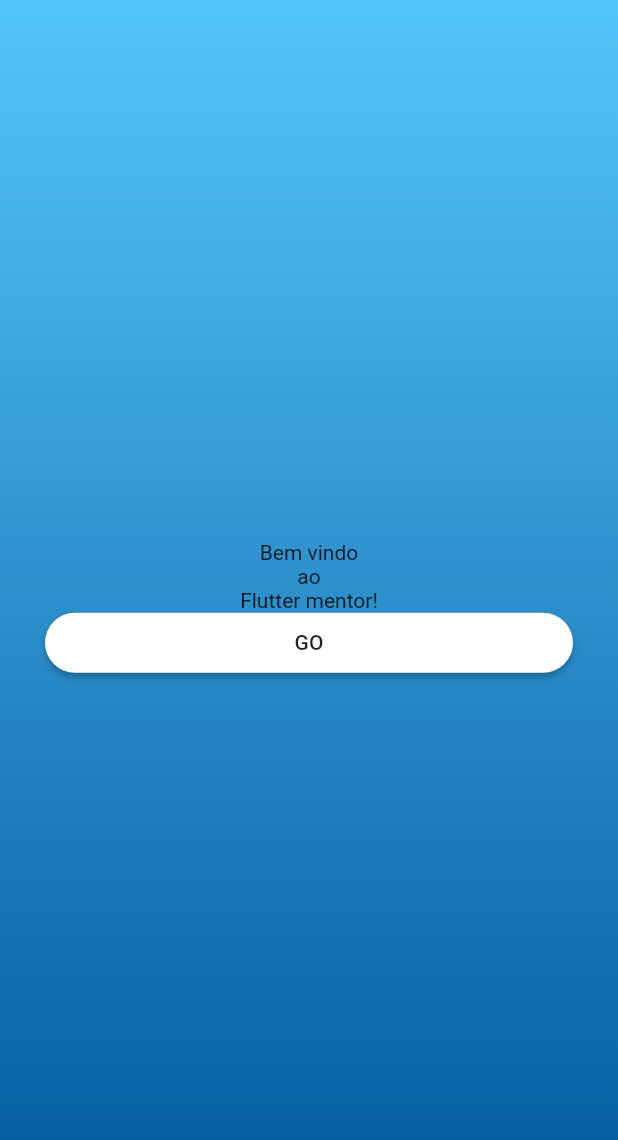
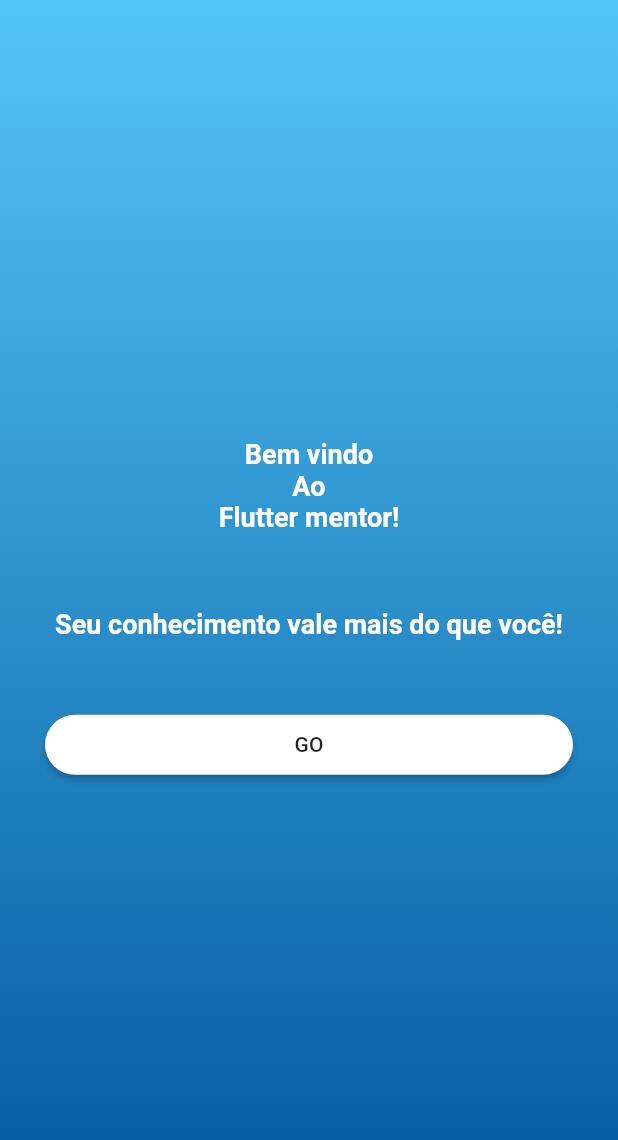
Before and after one commit to RafaelBarbosatec/MentorFlutter, a Flutter app: the BemVindoView screen opened directly, on a phone screen of 412 x 824 dp. Shown: the top 1140 px of the screen. Run offline on Flutter 3.47's test engine with Material 2 defaults, Android fonts, the phone set to English and light mode, and no system bars; our stand-ins replace firebase_auth, google_sign_in; accounts and stored records are empty.

Commit message:
Bem vindo

```diff
--- a/lib/pages/bem_vindo/bem_vindo.dart
+++ b/lib/pages/bem_vindo/bem_vindo.dart
@@ -21,9 +21,19 @@ class BemVindoView extends StatelessWidget {
           child: Column(
             mainAxisSize: MainAxisSize.min,
             children: <Widget>[
-              Text("Bem vindo\nao\nFlutter mentor!",
-                textAlign: TextAlign.center,
-
+              Container(
+                margin: EdgeInsets.only(bottom: 50.0),
+                child: Text("Bem vindo\nAo\nFlutter mentor!",
+                  textAlign: TextAlign.center,
+                  style: TextStyle(color: Colors.white, fontWeight: FontWeight.bold, fontSize: 18.0),
+                ),
+              ),
+              Container(
+                margin: EdgeInsets.only(bottom: 50.0),
+                child: Text("Seu conhecimento vale mais do que você!",
+                  textAlign: TextAlign.center,
+                  style: TextStyle(color: Colors.white, fontWeight: FontWeight.bold, fontSize: 18.0),
+                ),
               ),
               _buildButton(context)
             ],
```
